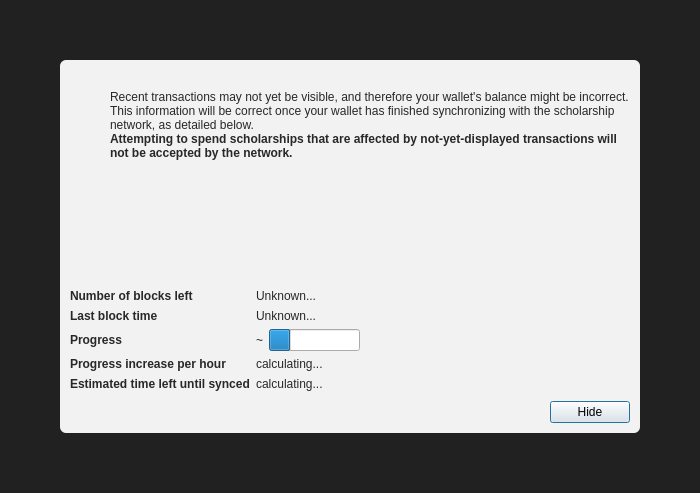
Qt form src/qt/forms/modaloverlay.ui (scholarshipcoin/scholarshipcoin) before a commit.
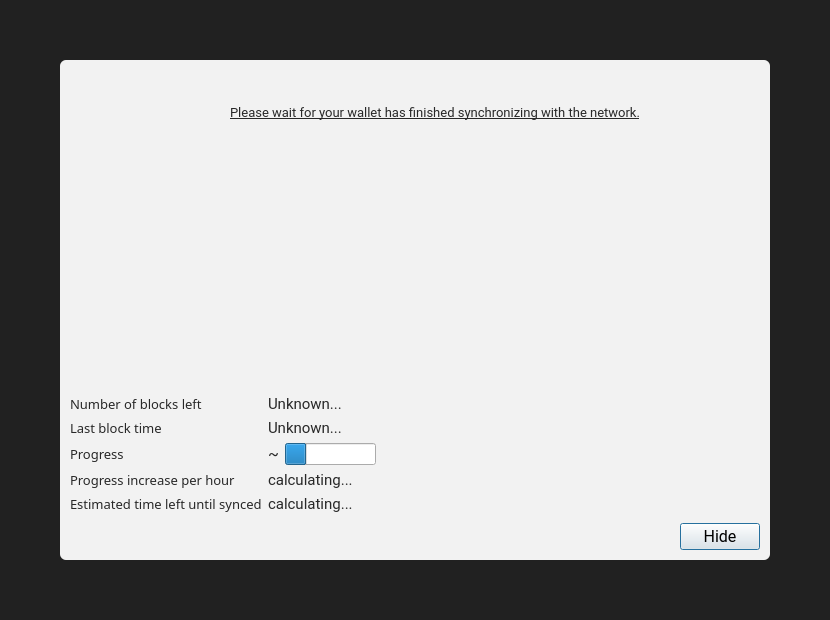
The same form after that commit. Icons and pictures are not drawn. Custom widgets are drawn as their Qt base class.

Commit message: new progress bar + new modaloverlay design

```diff
--- a/src/qt/forms/modaloverlay.ui
+++ b/src/qt/forms/modaloverlay.ui
@@ -6,8 +6,8 @@
    <rect>
     <x>0</x>
     <y>0</y>
-    <width>700</width>
-    <height>493</height>
+    <width>830</width>
+    <height>620</height>
    </rect>
   </property>
   <property name="windowTitle">
@@ -49,6 +49,27 @@
       </property>
       <item>
        <widget class="QLabel" name="contentWidget">
+        <property name="enabled">
+         <bool>true</bool>
+        </property>
+        <property name="minimumSize">
+         <size>
+          <width>0</width>
+          <height>0</height>
+         </size>
+        </property>
+        <property name="maximumSize">
+         <size>
+          <width>16777215</width>
+          <height>16777215</height>
+         </size>
+        </property>
+        <property name="baseSize">
+         <size>
+          <width>710</width>
+          <height>500</height>
+         </size>
+        </property>
         <property name="styleSheet">
          <string notr="true">#contentWidget { background: rgba(255,255,255,240); border-radius: 6px; }
 
@@ -139,7 +160,7 @@
              <item>
               <widget class="QLabel" name="infoText">
                <property name="text">
-                <string>Recent transactions may not yet be visible, and therefore your wallet's balance might be incorrect. This information will be correct once your wallet has finished synchronizing with the scholarship network, as detailed below.</string>
+                <string/>
                </property>
                <property name="textFormat">
                 <enum>Qt::RichText</enum>
@@ -153,16 +174,22 @@
               <widget class="QLabel" name="infoTextStrong">
                <property name="font">
                 <font>
-                 <weight>75</weight>
-                 <bold>true</bold>
+                 <family>Roboto</family>
+                 <pointsize>10</pointsize>
+                 <weight>50</weight>
+                 <bold>false</bold>
+                 <underline>true</underline>
                 </font>
                </property>
                <property name="text">
-                <string>Attempting to spend scholarships that are affected by not-yet-displayed transactions will not be accepted by the network.</string>
+                <string>Please wait for your wallet has finished synchronizing with the network.</string>
                </property>
                <property name="textFormat">
                 <enum>Qt::RichText</enum>
                </property>
+               <property name="alignment">
+                <set>Qt::AlignCenter</set>
+               </property>
                <property name="wordWrap">
                 <bool>true</bool>
                </property>
@@ -216,8 +243,10 @@
             <widget class="QLabel" name="labelNumberOfBlocksLeft">
              <property name="font">
               <font>
-               <weight>75</weight>
-               <bold>true</bold>
+               <family>Roboto Lt</family>
+               <pointsize>10</pointsize>
+               <weight>50</weight>
+               <bold>false</bold>
               </font>
              </property>
              <property name="text">
@@ -227,6 +256,14 @@
            </item>
            <item row="0" column="1">
             <widget class="QLabel" name="numberOfBlocksLeft">
+             <property name="font">
+              <font>
+               <family>Roboto</family>
+               <pointsize>11</pointsize>
+               <weight>50</weight>
+               <bold>false</bold>
+              </font>
+             </property>
              <property name="text">
               <string>Unknown...</string>
              </property>
@@ -236,8 +273,10 @@
             <widget class="QLabel" name="labelLastBlockTime">
              <property name="font">
               <font>
-               <weight>75</weight>
-               <bold>true</bold>
+               <family>Roboto Lt</family>
+               <pointsize>10</pointsize>
+               <weight>50</weight>
+               <bold>false</bold>
               </font>
              </property>
              <property name="text">
@@ -253,6 +292,14 @@
                <verstretch>0</verstretch>
               </sizepolicy>
              </property>
+             <property name="font">
+              <font>
+               <family>Roboto</family>
+               <pointsize>11</pointsize>
+               <weight>50</weight>
+               <bold>false</bold>
+              </font>
+             </property>
              <property name="text">
               <string>Unknown...</string>
              </property>
@@ -262,8 +309,10 @@
             <widget class="QLabel" name="labelSyncDone">
              <property name="font">
               <font>
-               <weight>75</weight>
-               <bold>true</bold>
+               <family>Roboto Lt</family>
+               <pointsize>10</pointsize>
+               <weight>50</weight>
+               <bold>false</bold>
               </font>
              </property>
              <property name="text">
@@ -275,6 +324,14 @@
             <layout class="QHBoxLayout" name="horizontalLayoutSync" stretch="0,1">
              <item>
               <widget class="QLabel" name="percentageProgress">
+               <property name="font">
+                <font>
+                 <family>Roboto</family>
+                 <pointsize>12</pointsize>
+                 <weight>50</weight>
+                 <bold>false</bold>
+                </font>
+               </property>
                <property name="text">
                 <string notr="true">~</string>
                </property>
@@ -296,8 +353,10 @@
             <widget class="QLabel" name="labelProgressIncrease">
              <property name="font">
               <font>
-               <weight>75</weight>
-               <bold>true</bold>
+               <family>Roboto Lt</family>
+               <pointsize>10</pointsize>
+               <weight>50</weight>
+               <bold>false</bold>
               </font>
              </property>
              <property name="text">
@@ -307,6 +366,14 @@
            </item>
            <item row="4" column="1">
             <widget class="QLabel" name="progressIncreasePerH">
+             <property name="font">
+              <font>
+               <family>Roboto</family>
+               <pointsize>11</pointsize>
+               <weight>50</weight>
+               <bold>false</bold>
+              </font>
+             </property>
              <property name="text">
               <string>calculating...</string>
              </property>
@@ -316,8 +383,10 @@
             <widget class="QLabel" name="labelEstimatedTimeLeft">
              <property name="font">
               <font>
-               <weight>75</weight>
-               <bold>true</bold>
+               <family>Roboto Lt</family>
+               <pointsize>10</pointsize>
+               <weight>50</weight>
+               <bold>false</bold>
               </font>
              </property>
              <property name="text">
@@ -327,6 +396,14 @@
            </item>
            <item row="5" column="1">
             <widget class="QLabel" name="expectedTimeLeft">
+             <property name="font">
+              <font>
+               <family>Roboto</family>
+               <pointsize>11</pointsize>
+               <weight>50</weight>
+               <bold>false</bold>
+              </font>
+             </property>
              <property name="text">
               <string>calculating...</string>
              </property>
@@ -357,6 +434,14 @@
            </item>
            <item>
             <widget class="QPushButton" name="closeButton">
+             <property name="font">
+              <font>
+               <family>Roboto</family>
+               <pointsize>12</pointsize>
+               <weight>50</weight>
+               <bold>false</bold>
+              </font>
+             </property>
              <property name="focusPolicy">
               <enum>Qt::StrongFocus</enum>
              </property>
```
The commit also changes 3 other files.
